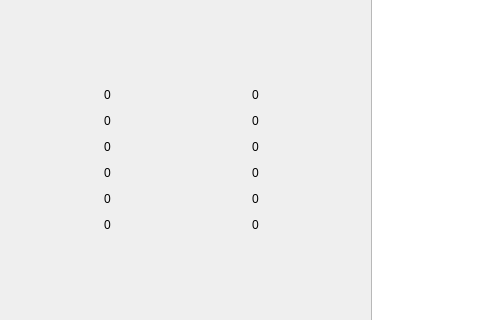
Above: src/Widgets/TestingTab/TestingTab.ui from Silverhorn27/Badsurf before the change; both pictures show x 0 to 480 and y 165 to 485 of the 800 by 600 pixel window. Below: the same form after it.
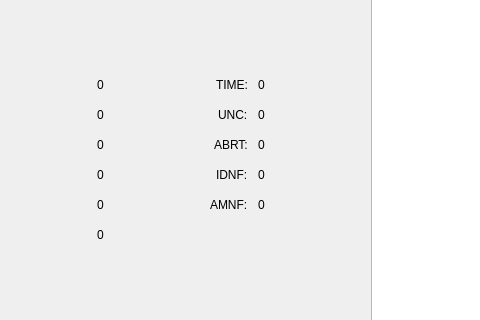
That is the form after the change.

```diff
--- a/src/Widgets/TestingTab/TestingTab.ui
+++ b/src/Widgets/TestingTab/TestingTab.ui
@@ -164,6 +164,9 @@
        </item>
        <item>
         <layout class="QHBoxLayout" name="horizontalLayout_15">
+         <property name="spacing">
+          <number>10</number>
+         </property>
          <item>
           <layout class="QVBoxLayout" name="verticalLayout_7">
            <item>
@@ -411,6 +414,9 @@
        </item>
        <item>
         <layout class="QHBoxLayout" name="horizontalLayout_14">
+         <property name="spacing">
+          <number>10</number>
+         </property>
          <item>
           <layout class="QVBoxLayout" name="verticalLayout_6">
            <item>
@@ -431,7 +437,7 @@
              <item>
               <widget class="QLabel" name="whiteLabel_2">
                <property name="text">
-                <string/>
+                <string>TIME:</string>
                </property>
               </widget>
              </item>
@@ -455,7 +461,7 @@
              <item>
               <widget class="QLabel" name="greyLabel_2">
                <property name="text">
-                <string/>
+                <string>UNC:</string>
                </property>
               </widget>
              </item>
@@ -479,7 +485,7 @@
              <item>
               <widget class="QLabel" name="blackLabel_2">
                <property name="text">
-                <string/>
+                <string>ABRT:</string>
                </property>
               </widget>
              </item>
@@ -503,7 +509,7 @@
              <item>
               <widget class="QLabel" name="greenLabel_2">
                <property name="text">
-                <string/>
+                <string>IDNF:</string>
                </property>
               </widget>
              </item>
@@ -527,7 +533,7 @@
              <item>
               <widget class="QLabel" name="orangeLabel_2">
                <property name="text">
-                <string/>
+                <string>AMNF:</string>
                </property>
               </widget>
              </item>
@@ -551,7 +557,7 @@
              <item>
               <widget class="QLabel" name="redLabel_2">
                <property name="text">
-                <string/>
+                <string> </string>
                </property>
               </widget>
              </item>
@@ -635,7 +641,7 @@
               </size>
              </property>
              <property name="text">
-              <string>0</string>
+              <string> </string>
              </property>
             </widget>
            </item>
```
Left out of the diff: 32 changed lines with no effect on the pictures.
